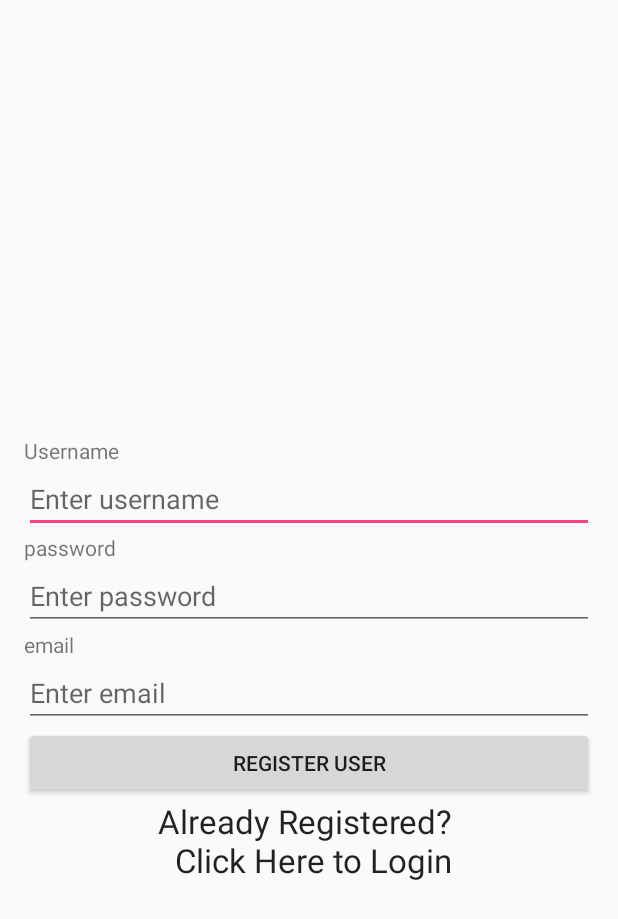
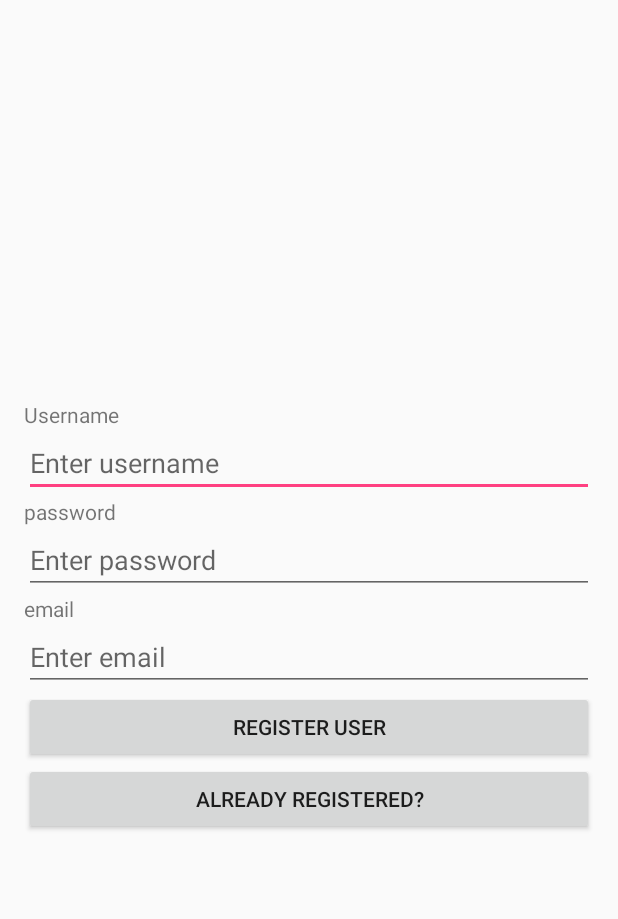
Before and after one commit to chrisantoinette/Android, an Android app: the screen it shows after launch (RegistrationActivity), after a tap on "REGISTER USER", on a phone screen of 412 x 824 dp. Shown: the top 919 px of the screen. Run offline under Robolectric (Android 15) with nearby library versions, the phone set to English and light mode, and no system bars; our stand-ins replace Volley; network calls fail; 1 statement that could not run was skipped.

Commit message:
re-wiring the registration page to launch the placeholder login page

```diff
--- a/ParkingAndroidapp/app/src/main/java/com/chris/parkingandroidapp/ParkingInfoActivity.java
+++ b/ParkingAndroidapp/app/src/main/java/com/chris/parkingandroidapp/ParkingInfoActivity.java
@@ -101,10 +101,6 @@ public class ParkingInfoActivity extends AppCompatActivity {
                     currentFragment = new fragmentMap();
                     break;
                 }
-//                case mFilter: {
-//                    currentFragment = new fragmentFilter();
-//                    break;
-//                }
                 case mList: {
                     currentFragment = new fragmentList();
                     break;
@@ -125,8 +121,6 @@ public class ParkingInfoActivity extends AppCompatActivity {
             switch (position) {
                 case mMap :
                     return "MAP";
-//                case mFilter:
-//                    return "FILTER";
                 case mList:
                     return "LIST";
             }
--- a/ParkingAndroidapp/app/src/main/java/com/chris/parkingandroidapp/RegistrationActivity.java
+++ b/ParkingAndroidapp/app/src/main/java/com/chris/parkingandroidapp/RegistrationActivity.java
@@ -29,7 +29,7 @@ public class RegistrationActivity extends AppCompatActivity implements View.OnCl
 
 
     private EditText editTextUsername, editTextEmail, editTextPassword;
-    private Button buttonRegister;
+    private Button buttonRegister, mButtonLogin;
     private ProgressDialog progressDialog;
 
     private TextView textViewLogin;
@@ -52,14 +52,12 @@ public class RegistrationActivity extends AppCompatActivity implements View.OnCl
         editTextUsername = (EditText) findViewById(R.id.editTextUsername);
         editTextPassword = (EditText) findViewById(R.id.editTextPassword);
 
-        textViewLogin = (TextView) findViewById(R.id.textViewLogin);
-
         buttonRegister = (Button) findViewById(R.id.buttonRegister);
-
+        mButtonLogin = (Button) findViewById(R.id.login);
         progressDialog = new ProgressDialog(this);
 
         buttonRegister.setOnClickListener(this);
-        textViewLogin.setOnClickListener(this);
+        mButtonLogin.setOnClickListener(this);
     }
 
     private void registerUser() {
@@ -103,18 +101,19 @@ public class RegistrationActivity extends AppCompatActivity implements View.OnCl
                 return params;
             }
         };
-
-
         // RequestHandler.getInstance(this).addToRequestQueue(stringRequest);
         RequestQueue requestQueue = Volley.newRequestQueue(this);
         requestQueue.add(stringRequest);
-
     }
 
     @Override
     public void onClick(View view) {
-        if (view == buttonRegister)
+        if (view == buttonRegister) {
             registerUser();
+        }
+        if (view == mButtonLogin) {
+            startActivity(new Intent(this, MainActivity1stpage.class));
+        }
         //if(view == textViewLogin)
         //  startActivity(new Intent(this, LoginActivity.class));
     }
--- a/ParkingAndroidapp/app/src/main/res/layout/registration_layout.xml
+++ b/ParkingAndroidapp/app/src/main/res/layout/registration_layout.xml
@@ -58,15 +58,12 @@
             android:layout_width="match_parent"
             android:layout_height="wrap_content"
             android:text="Register User" />
+
+        <Button
+            android:id="@+id/login"
+            android:layout_width="match_parent"
+            android:layout_height="wrap_content"
+            android:text="Already Registered?" />
     </LinearLayout>
 
-    <TextView
-        android:id="@+id/textViewLogin"
-        android:layout_width="match_parent"
-        android:layout_height="match_parent"
-        android:layout_below="@id/linearLayout"
-        android:text="Already Registered? \n Click Here to Login"
-        android:textAlignment="center"
-        android:textAppearance="@style/Base.TextAppearance.AppCompat.Large" />
-
 </RelativeLayout>
```
Also changed, not shown: ParkingAndroidapp/app/src/main/AndroidManifest.xml (+5 -13 lines), ParkingAndroidapp/app/src/main/java/com/chris/parkingandroidapp/fragmentFilter.java (deleted, +0 -25 lines), ParkingAndroidapp/app/src/main/res/layout/fragment_parking_filter.xml (deleted, +0 -17 lines).
